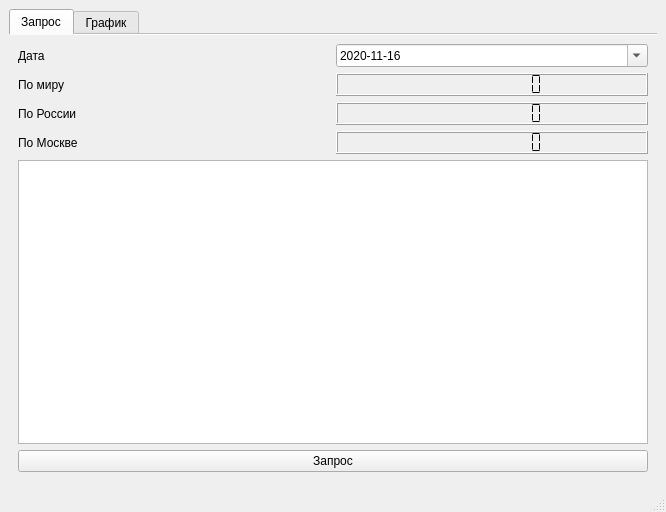
First picture: the form in mainwindow.ui, repository alexisnov/pr9-4, before the edit.
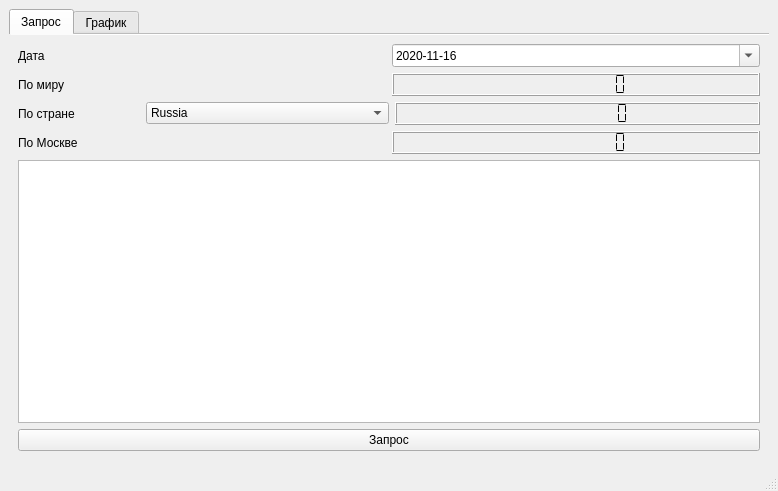
Second picture: the form after the edit. The open tabs and pages were chosen to show the change.

Commit message: Добавлен элемент выбора страны

The edit to the form file:
```diff
--- a/mainwindow.ui
+++ b/mainwindow.ui
@@ -6,8 +6,8 @@
    <rect>
     <x>0</x>
     <y>0</y>
-    <width>666</width>
-    <height>512</height>
+    <width>778</width>
+    <height>491</height>
    </rect>
   </property>
   <property name="windowTitle">
@@ -122,14 +122,33 @@
          </layout>
         </item>
         <item>
-         <layout class="QHBoxLayout" name="horizontalLayout_2">
+         <layout class="QHBoxLayout" name="horizontalLayout_2" stretch="1,2,3">
           <item>
            <widget class="QLabel" name="label_3">
             <property name="text">
-             <string>По России</string>
+             <string>По стране</string>
             </property>
            </widget>
           </item>
+          <item>
+           <widget class="QComboBox" name="comboBox">
+            <item>
+             <property name="text">
+              <string>Russia</string>
+             </property>
+            </item>
+            <item>
+             <property name="text">
+              <string>Belgium</string>
+             </property>
+            </item>
+            <item>
+             <property name="text">
+              <string>Japan</string>
+             </property>
+            </item>
+           </widget>
+          </item>
           <item>
            <widget class="QLCDNumber" name="lcdNumber_rus">
             <property name="digitCount">
```
Left out of the diff: 6 changed lines with no effect on the pictures.
